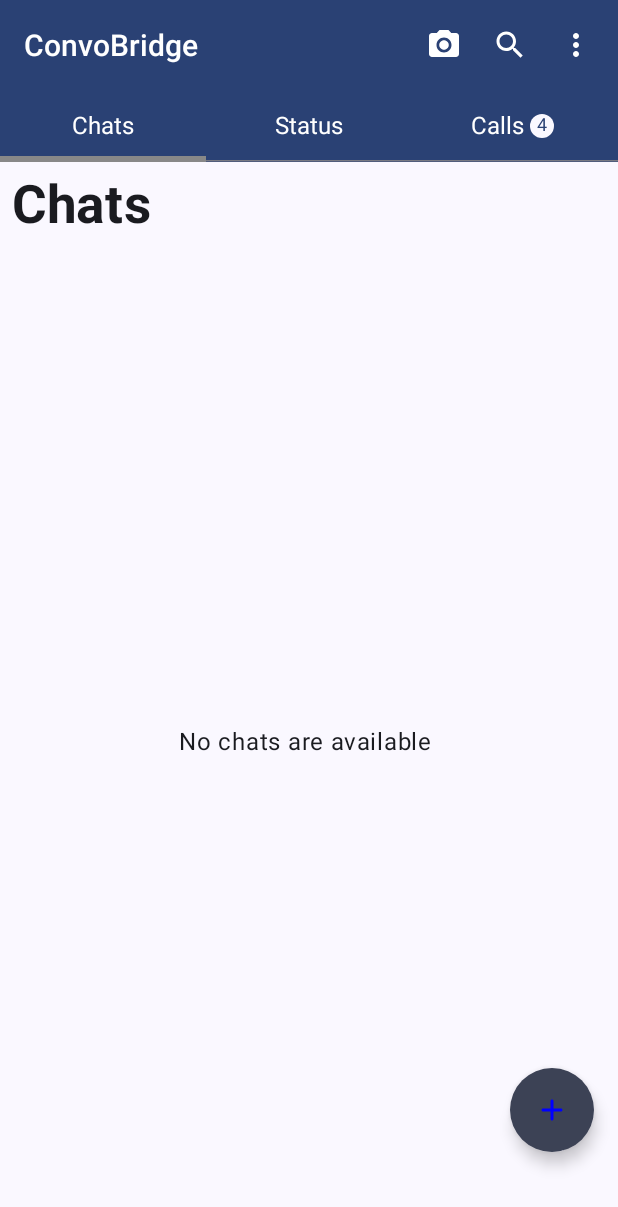
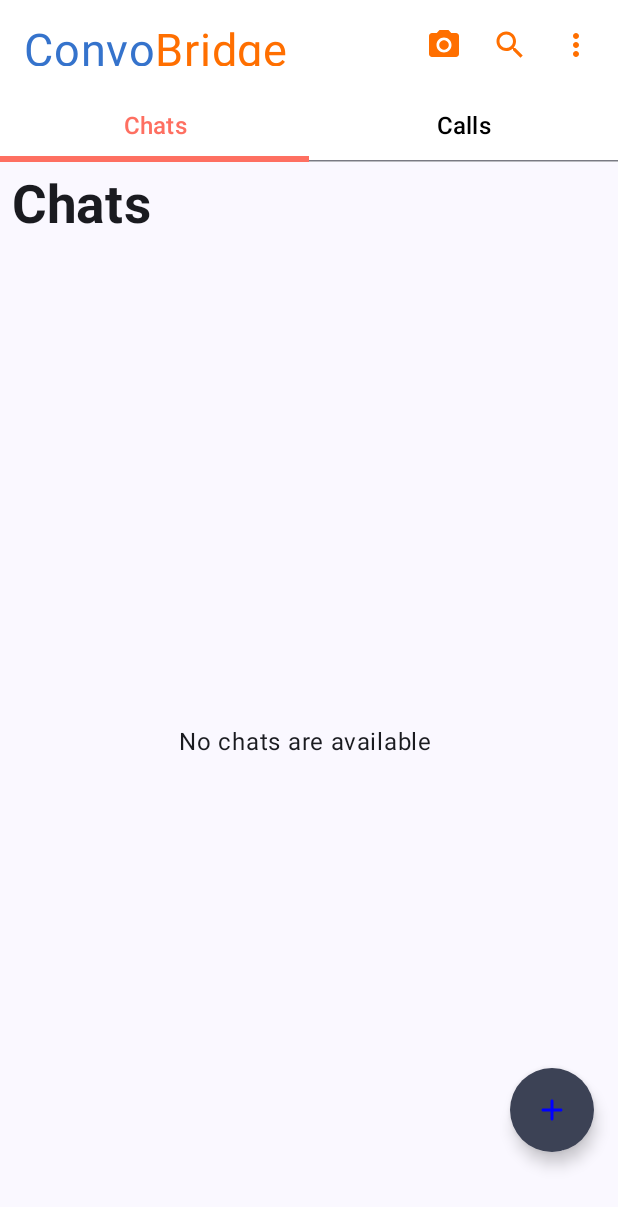
Before and after one commit to Kanishka0304/ConvoBridge, an Android app built with Jetpack Compose: the HomeScreen screen opened through its navigation route, on a phone screen of 412 x 824 dp. Shown: the top 1207 px of the screen. Run offline under Robolectric (Android 15) with nearby library versions, the phone set to English and light mode, and no system bars; our stand-ins replace Dagger/Hilt's generated code, Firebase (no records; nobody signed in at launch, a user with empty details on screens opened directly).

Commit message:
Made the changes

```diff
--- a/projectlogin2/app/src/main/java/com/example/projectlogin/AppBarComponents.kt
+++ b/projectlogin2/app/src/main/java/com/example/projectlogin/AppBarComponents.kt
@@ -1,7 +1,5 @@
 package com.example.projectlogin
 
-
-import android.graphics.drawable.Icon
 import androidx.compose.foundation.background
 import androidx.compose.foundation.clickable
 import androidx.compose.foundation.layout.Row
@@ -10,75 +8,97 @@ import androidx.compose.foundation.layout.fillMaxWidth
 import androidx.compose.foundation.layout.height
 import androidx.compose.foundation.layout.padding
 import androidx.compose.foundation.layout.size
+
 import androidx.compose.material3.Icon
-import androidx.compose.material3.MaterialTheme
 import androidx.compose.material3.Text
 import androidx.compose.runtime.Composable
 import androidx.compose.ui.Alignment
 import androidx.compose.ui.Modifier
 import androidx.compose.ui.graphics.Color
 import androidx.compose.ui.res.painterResource
-import androidx.compose.ui.res.stringResource
-import androidx.compose.ui.text.TextStyle
-import androidx.compose.ui.text.font.FontWeight
+import androidx.compose.ui.text.SpanStyle
+import androidx.compose.ui.text.buildAnnotatedString
+import androidx.compose.ui.text.style.TextAlign
+import androidx.compose.ui.text.withStyle
 import androidx.compose.ui.tooling.preview.Preview
 import androidx.compose.ui.unit.dp
 import androidx.compose.ui.unit.sp
 import androidx.navigation.NavController
-import com.example.projectlogin.ui.theme.Blue08
+import androidx.navigation.compose.rememberNavController
 import com.example.sign_up.R
-import okhttp3.Route
-
 
 @Composable
 fun AppBarComponents(navController: NavController) {
-    Row (
+    Row(
         modifier = Modifier
             .fillMaxWidth()
             .height(60.dp)
-            .background(MaterialTheme.colorScheme.primary)
+            .background(Color.White) // Background color white
             .padding(16.dp),
         verticalAlignment = Alignment.CenterVertically
     ) {
         Text(
-            text = stringResource(id = R.string.convobridge_title),
-            style = TextStyle(
-                fontSize = 20.sp,
-                fontWeight = FontWeight.SemiBold,
-                color = Color.White
-            )
-
-        )
-        Spacer(modifier = Modifier.weight(1f))
-        IconComponent(
-            R.drawable.ic_camera,
+            text = buildAnnotatedString {
+                withStyle(
+                    style = SpanStyle(
+                        color = Color(0xFF3573CC), // Blue color for "Convo"
+                        fontSize = 30.sp
+                    )
+                ) {
+                    append("Convo")
+                }
+                withStyle(
+                    style = SpanStyle(
+                        color = Color(0xFFFF6F00), // Orange color for "Bridge"
+                        fontSize = 30.sp
+                    )
+                ) {
+                    append("Bridge")
+                }
+            },
+            fontSize = 30.sp,
+            textAlign = TextAlign.Start,
             modifier = Modifier
-                .clickable(enabled = true, onClick = {navController.navigate("edit_profile")})
-
+                .weight(1f) // Adjusts width to avoid text cut-off
+                .padding(end = 16.dp)
         )
         Spacer(modifier = Modifier.size(20.dp))
-        IconComponent(R.drawable.ic_search, modifier = Modifier
-            .clickable(enabled = true, onClick = {navController.navigate("login")})
+        IconComponent(
+            drawableId = R.drawable.ic_camera,
+            modifier = Modifier.clickable { navController.navigate("edit_profile") },
+            iconTint = Color(0xFFFF6F00) // Light orange
         )
         Spacer(modifier = Modifier.size(20.dp))
-        IconComponent(R.drawable.ic_menu, modifier = Modifier
-            .clickable(enabled = true, onClick = {navController.navigate("setting")}))
+        IconComponent(
+            drawableId = R.drawable.ic_search,
+            modifier = Modifier.clickable { navController.navigate("login") },
+            iconTint = Color(0xFFFF6F00) // Light orange
+        )
+        Spacer(modifier = Modifier.size(20.dp))
+        IconComponent(
+            drawableId = R.drawable.ic_menu,
+            modifier = Modifier.clickable { navController.navigate("setting") },
+            iconTint = Color(0xFFFF6F00) // Light orange
+        )
     }
 }
 
 @Composable
-fun IconComponent(drawableId: Int,modifier: Modifier) {
+fun IconComponent(drawableId: Int, modifier: Modifier, iconTint: Color) {
     Icon(
         painter = painterResource(id = drawableId),
-        contentDescription = " ",
-        tint = Color.White,
+        contentDescription = null,
+        tint = iconTint, // Dynamic tint
         modifier = modifier
     )
+}
 
+@Preview(showBackground = true)
+@Composable
+fun AppBarComponentsPreview() {
+    // Mock NavController
+    val mockNavController = rememberNavController()
+
+    // Preview the AppBar
+    AppBarComponents(navController = mockNavController)
 }
-//
-//@Preview
-//@Composable
-//fun AppBarComponentPreview() {
-//    AppBarComponents()
-//}
--- a/projectlogin2/app/src/main/java/com/example/projectlogin/HomeScreen.kt
+++ b/projectlogin2/app/src/main/java/com/example/projectlogin/HomeScreen.kt
@@ -13,13 +13,11 @@ import com.google.firebase.auth.FirebaseAuth
 import com.google.firebase.firestore.FirebaseFirestore
 import kotlinx.coroutines.launch
 
-
 @OptIn(ExperimentalFoundationApi::class)
 @Composable
 fun HomeScreen(navController: NavController) {
-
     val INITIAL_SCREEN_INDEX: Int = 0
-    val pagerState = rememberPagerState(pageCount = {3}, initialPage =INITIAL_SCREEN_INDEX)
+    val pagerState = rememberPagerState(pageCount = { 2 }, initialPage = INITIAL_SCREEN_INDEX)
     val scope = rememberCoroutineScope()
 
     Column {
@@ -38,13 +36,10 @@ fun HomeScreen(navController: NavController) {
             modifier = Modifier.fillMaxSize(),
             state = pagerState
         ) { page ->
-            when(page){
+            when (page) {
                 0 -> ChatScreen(navController, vm = CBViewModel(auth = FirebaseAuth.getInstance(), db = FirebaseFirestore.getInstance()))
-                1 -> StatusScreen()
-                2 -> CallsScreen()
+                1 -> CallsScreen()
             }
-
         }
-
     }
 }
--- a/projectlogin2/app/src/main/java/com/example/projectlogin/Navgraph.kt
+++ b/projectlogin2/app/src/main/java/com/example/projectlogin/Navgraph.kt
@@ -42,9 +42,6 @@ fun NavGraph() {
             }
 
         }
-        composable(route="Status"){
-            StatusScreen()
-        }
         composable(route = "Chat_Screen") {
             ChatScreen(navController,vm)
         }
--- a/projectlogin2/app/src/main/java/com/example/projectlogin/StatusScreen.kt
+++ /dev/null
@@ -1,27 +0,0 @@
-package com.example.projectlogin
-
-import androidx.compose.foundation.layout.Arrangement
-import androidx.compose.foundation.layout.Column
-import androidx.compose.foundation.layout.fillMaxSize
-import androidx.compose.material3.Text
-import androidx.compose.runtime.Composable
-import androidx.compose.ui.Alignment
-import androidx.compose.ui.Modifier
-import androidx.compose.ui.tooling.preview.Preview
-
-@Composable
-fun StatusScreen(){
-    Column (
-        modifier = Modifier.fillMaxSize(),
-        verticalArrangement = Arrangement.Center,
-        horizontalAlignment = Alignment.CenterHorizontally
-    ){
-        Text(text = "Status Screen")
-    }
-}
-
-@Preview(showBackground = true)
-@Composable
-fun statusScreenPreview(){
-    StatusScreen()
-}
--- a/projectlogin2/app/src/main/java/com/example/projectlogin/TabBarComponents.kt
+++ b/projectlogin2/app/src/main/java/com/example/projectlogin/TabBarComponents.kt
@@ -1,16 +1,11 @@
 @file:OptIn(ExperimentalFoundationApi::class)
 package com.example.projectlogin
+
 import androidx.compose.foundation.ExperimentalFoundationApi
-import androidx.compose.foundation.background
-import androidx.compose.foundation.clickable
-import androidx.compose.foundation.layout.Arrangement
-import androidx.compose.foundation.layout.Row
 import androidx.compose.foundation.layout.fillMaxWidth
-import androidx.compose.foundation.layout.padding
-import androidx.compose.foundation.layout.size
 import androidx.compose.foundation.pager.PagerState
-import androidx.compose.foundation.shape.CircleShape
-import androidx.compose.material3.MaterialTheme
+import androidx.compose.foundation.pager.rememberPagerState
+import androidx.compose.material3.Tab
 import androidx.compose.material3.TabRow
 import androidx.compose.material3.TabRowDefaults
 import androidx.compose.material3.TabRowDefaults.tabIndicatorOffset
@@ -22,30 +17,22 @@ import androidx.compose.runtime.mutableStateOf
 import androidx.compose.runtime.remember
 import androidx.compose.runtime.setValue
 import androidx.compose.runtime.snapshotFlow
-import androidx.compose.ui.Alignment
 import androidx.compose.ui.Modifier
-import androidx.compose.ui.draw.clip
 import androidx.compose.ui.graphics.Color
-import androidx.compose.ui.text.TextStyle
-import androidx.compose.ui.text.style.TextAlign
 import androidx.compose.ui.tooling.preview.Preview
 import androidx.compose.ui.unit.dp
 import androidx.compose.ui.unit.sp
-import com.example.projectlogin.data.TabData
 import com.example.projectlogin.data.tabs
 import kotlinx.coroutines.flow.collectLatest
 
 @OptIn(ExperimentalFoundationApi::class)
 @Composable
 fun TabBarComponents(
-    initialIndex : Int = 0,
+    initialIndex: Int = 0,
     pagerState: PagerState,
-    onTabSelected : (Int) -> Unit
+    onTabSelected: (Int) -> Unit
 ) {
-
-    var selectedIndex by remember {
-        mutableStateOf(initialIndex)
-    }
+    var selectedIndex by remember { mutableStateOf(initialIndex) }
 
     LaunchedEffect(pagerState) {
         snapshotFlow { pagerState.currentPage }.collectLatest { page ->
@@ -57,17 +44,17 @@ fun TabBarComponents(
     TabRow(
         selectedTabIndex = selectedIndex,
         modifier = Modifier.fillMaxWidth(),
-        containerColor = MaterialTheme.colorScheme.primary,
+        containerColor = Color(0xFFFFFFFF), // Updated to blue theme color
         contentColor = Color.White,
-        indicator = { tabPosition ->
+        indicator = { tabPositions ->
             TabRowDefaults.Indicator(
-                modifier = Modifier.tabIndicatorOffset(tabPosition[selectedIndex]),
-                color = Color.Gray,
+                modifier = Modifier.tabIndicatorOffset(tabPositions[selectedIndex]),
+                color = Color(0xFFFE6F61), // Updated to light orange
                 height = 4.dp
             )
         }
     ) {
-        tabs.forEachIndexed{index, tabData ->
+        tabs.forEachIndexed { index, tabData ->
             androidx.compose.material3.Tab(
                 selected = index == selectedIndex,
                 onClick = {
@@ -75,205 +62,25 @@ fun TabBarComponents(
                     onTabSelected(selectedIndex)
                 },
                 text = {
-                    TabContext(tabData = tabData)
+                    Text(
+                        text = tabData.title,
+                        color = if (index == selectedIndex) Color(0xFFFE6F61) else Color.Black, // Light orange for selected tab
+                        fontSize = 16.sp
+                    )
                 }
             )
         }
     }
 }
 
+@Preview(showBackground = true)
 @Composable
-fun TabContext(tabData: TabData) {
-    if(tabData.unreadCount == null)
-    {
-        TabTitle(title = tabData.title)
-    }else{
-        TabWithUnreadCount(tabData = tabData)
-    }
-}
-@Composable
-fun TabTitle(title: String){
-    Text(
-        text = title,
-        style = TextStyle(
-            fontSize = 16.sp
-        )
+fun TabBarComponentsPreview() {
+    // Mock pager state for preview
+    val pagerState = rememberPagerState(pageCount = { tabs.size }) // Update to reflect the new number of tabs
+
+    TabBarComponents(
+        pagerState = pagerState,
+        onTabSelected = {}
     )
 }
-
-@Composable
-fun TabWithUnreadCount(tabData: TabData){
-    Row (
-        verticalAlignment = Alignment.CenterVertically,
-        horizontalArrangement = Arrangement.Center
-    ){
-        TabTitle(title = tabData.title)
-
-        tabData?.unreadCount?.also { unreadCount ->
-            Text(
-                text = unreadCount.toString(),
-                modifier = Modifier
-                    .padding(4.dp)
-                    .size(16.dp)
-                    .clip(CircleShape)
-                    .background(MaterialTheme.colorScheme.background),
-                style = TextStyle(
-                    color = MaterialTheme.colorScheme.primary,
-                    textAlign = TextAlign.Center,
-                    fontSize = 12.sp
-                )
-            )
-        }
-    }
-}
-//@Preview
-//@Composable
-//fun TabBarComponentsPreview(){
-//    val INITIAL_SCREEN_INDEX
-//    val pagerState = rememberPagerState(pageCount = {3}, initialPage = INITIAL_SCREEN_INDEX )
-//
-//    TabBarComponents(
-//        pagerState = pagerState,
-//        onTabSelected = {}
-//    )
-//}
-
-
-
-
-
-
-
-
-
-
-
-
-
-
-
-
-
-
-
-
-
-
-
-
-//
-//import android.icu.text.CaseMap.Title
-//import androidx.compose.foundation.background
-//import androidx.compose.foundation.layout.Arrangement
-//import androidx.compose.foundation.layout.Row
-//import androidx.compose.foundation.layout.fillMaxWidth
-//import androidx.compose.foundation.layout.padding
-//import androidx.compose.foundation.layout.size
-//import androidx.compose.foundation.shape.CircleShape
-//import androidx.compose.material3.MaterialTheme
-//import androidx.compose.material3.Tab
-//import androidx.compose.material3.TabRow
-//import androidx.compose.material3.TabRowDefaults
-//import androidx.compose.material3.TabRowDefaults.tabIndicatorOffset
-//import androidx.compose.material3.Text
-//import androidx.compose.runtime.Composable
-//import androidx.compose.runtime.getValue
-//import androidx.compose.runtime.mutableStateOf
-//import androidx.compose.runtime.remember
-//import androidx.compose.runtime.setValue
-//import androidx.compose.ui.Alignment
-//import androidx.compose.ui.Modifier
-//import androidx.compose.ui.draw.clip
-//import androidx.compose.ui.graphics.Color
-//import androidx.compose.ui.input.key.Key.Companion.Tab
-//import androidx.compose.ui.text.TextStyle
-//import androidx.compose.ui.text.style.TextAlign
-//import androidx.compose.ui.tooling.preview.Preview
-//import androidx.compose.ui.unit.dp
-//import androidx.compose.ui.unit.sp
-//import com.example.whatsappui.data.TabData
-//import com.example.whatsappui.data.Tabs
-//import com.example.whatsappui.data.tabs
-//
-//@Composable
-//fun TabBarComponents() {
-//
-//    var selectedIndex by remember {
-//        mutableStateOf(0)
-//    }
-//    TabRow(
-//        selectedTabIndex = selectedIndex,
-//        modifier = Modifier.fillMaxWidth(),
-//        containerColor = MaterialTheme.colorScheme.primary,
-//        contentColor = Color.White,
-//        indicator = { tabPosition ->
-//            TabRowDefaults.Indicator(
-//                modifier = Modifier.tabIndicatorOffset(tabPosition[selectedIndex]),
-//                color = MaterialTheme.colorScheme.tertiary,
-//                height = 4.dp
-//            )
-//        }
-//    ) {
-//        tabs.forEachIndexed{index, tabData ->
-//            androidx.compose.material3.Tab(
-//                selected = index == selectedIndex,
-//                onClick = {
-//                    selectedIndex = index
-//                },
-//                text = {
-//                    TabContext(tabData = tabData)
-//                }
-//            )
-//        }
-//    }
-//}
-//
-//@Composable
-//fun TabContext(tabData: TabData) {
-//    if(tabData.unreadCount == null)
-//    {
-//        TabTitle(title = tabData.title)
-//    }else{
-//        TabWithUnreadCount(tabData = tabData)
-//    }
-//}
-//@Composable
-//fun TabTitle(title: String){
-//    Text(
-//        text = title,
-//        style = TextStyle(
-//            fontSize = 16.sp
-//        )
-//    )
-//}
-//
-//@Composable
-//fun TabWithUnreadCount(tabData: TabData){
-//    Row (
-//        verticalAlignment = Alignment.CenterVertically,
-//        horizontalArrangement = Arrangement.Center
-//    ){
-//        TabTitle(title = tabData.title)
-//
-//        tabData?.unreadCount?.also { unreadCount ->
-//            Text(
-//                text = unreadCount.toString(),
-//                modifier = Modifier
-//                    .padding(4.dp)
-//                    .size(16.dp)
-//                    .clip(CircleShape)
-//                    .background(MaterialTheme.colorScheme.background),
-//                style = TextStyle(
-//                    color = MaterialTheme.colorScheme.primary,
-//                    textAlign = TextAlign.Center,
-//                    fontSize = 12.sp
-//                )
-//            )
-//        }
-//    }
-//}
-//@Preview
-//@Composable
-//fun TabBarComponentsPreview(){
-//    TabBarComponents()
-//}
--- a/projectlogin2/app/src/main/java/com/example/projectlogin/data/TabData.kt
+++ b/projectlogin2/app/src/main/java/com/example/projectlogin/data/TabData.kt
@@ -1,20 +1,16 @@
 package com.example.projectlogin.data
-
 
 data class TabData(
     val title: String,
-    val unreadCount: Int?,
-    val INITIAL_SCREEN_INDEX: Int = 0
+    val unreadCount: Int? = null  // Default to null if not provided
 )
 
 val tabs = listOf(
-    TabData(title = Tabs.CHATS.value, unreadCount = null),
-    TabData(title = Tabs.STATUS.value, unreadCount = null),
-    TabData(title = Tabs.CALLS.value, unreadCount = 4)
+    TabData(title = Tabs.CHATS.value),  // "Chats" tab
+    TabData(title = Tabs.CALLS.value)   // "Calls" tab
 )
 
-enum class Tabs (val value:String) {
+enum class Tabs(val value: String) {
     CHATS("Chats"),
-    STATUS("Status"),
     CALLS("Calls")
 }
--- a/projectlogin2/app/src/main/java/com/example/projectlogin/splash.kt
+++ b/projectlogin2/app/src/main/java/com/example/projectlogin/splash.kt
@@ -1,10 +1,8 @@
 package com.example.projectlogin
 
-import androidx.compose.foundation.Image
 import androidx.compose.foundation.layout.Box
 import androidx.compose.foundation.layout.fillMaxSize
 import androidx.compose.foundation.layout.padding
-import androidx.compose.foundation.layout.wrapContentSize
 import androidx.compose.material3.MaterialTheme
 import androidx.compose.material3.Text
 import androidx.compose.runtime.Composable
@@ -12,16 +10,15 @@ import androidx.compose.runtime.LaunchedEffect
 import androidx.compose.ui.Alignment
 import androidx.compose.ui.Modifier
 import androidx.compose.ui.graphics.Color
-import androidx.compose.ui.graphics.ColorFilter
-import androidx.compose.ui.layout.ContentScale
-import androidx.compose.ui.res.painterResource
 import androidx.compose.ui.text.SpanStyle
 import androidx.compose.ui.text.buildAnnotatedString
 import androidx.compose.ui.text.style.TextAlign
 import androidx.compose.ui.text.withStyle
+import androidx.compose.ui.tooling.preview.Preview
 import androidx.compose.ui.unit.dp
 import androidx.compose.ui.unit.sp
 import androidx.navigation.NavController
+import androidx.navigation.compose.rememberNavController
 import kotlinx.coroutines.delay
 
 @Composable
@@ -37,22 +34,28 @@ fun SplashScreen(navController: NavController) {
                         color = Color(0xFF3573CC),
                         fontSize = 30.sp
                     )
-                ){
+                ) {
                     append("Convo")
                 }
                 append("Bridge")
             },
             fontSize = 30.sp,
             color = Color(0xFFFF6F00), // Light orange
-            textAlign= TextAlign.Start,
+            textAlign = TextAlign.Start,
             modifier = Modifier
                 .padding(bottom = 30.dp)
         )
     }
 
-    // Navigate to the next screen after a delay (e.g., 2 seconds)
+    // Navigate to the next screen after a delay (e.g., 800 milliseconds)
     LaunchedEffect(Unit) {
         delay(800)
         navController.navigate("login") // Replace "login" with your login screen route
     }
 }
+
+@Preview(showBackground = true)
+@Composable
+fun SplashScreenPreview() {
+    SplashScreen(navController = rememberNavController())
+}
```
